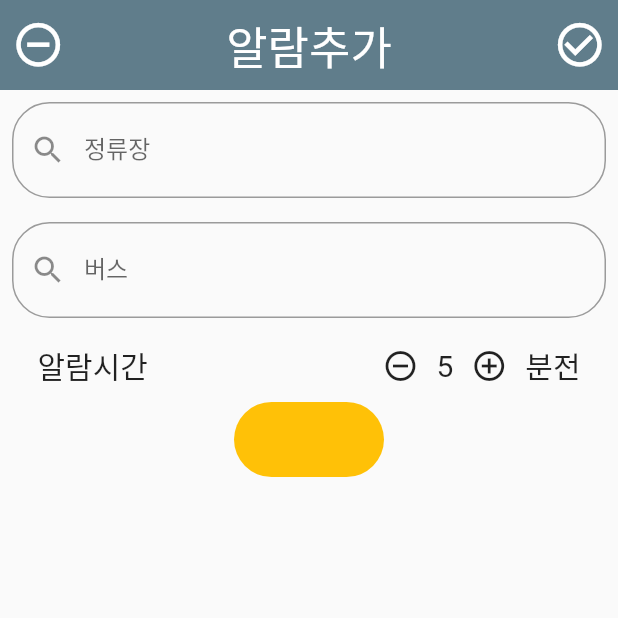
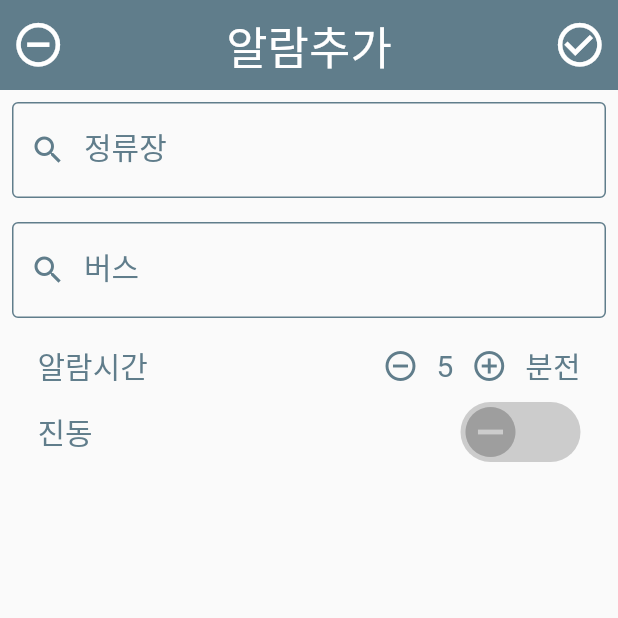
Before and after one commit to insung625/Dongtan_Bus_Alarm_V1, a Flutter app: the AlarmSetPage screen opened by its route, on a phone screen of 412 x 824 dp, the top half of it. Run offline on Flutter 3.47's test engine with Material 2 defaults, Android fonts, the phone set to English and light mode, and no system bars; missing offline and left inert: search_widget; Roboto replaces fonts that are missing (Godo).

Commit message:
Basic UI of alarm_set_page is changed

```diff
--- a/lib/ui/alarm_set_page.dart
+++ b/lib/ui/alarm_set_page.dart
@@ -1,4 +1,5 @@
 import 'package:flutter/material.dart';
+import 'package:search_widget/search_widget.dart';
 
 class AlarmSetPage extends StatefulWidget {
   @override
@@ -87,7 +88,10 @@ class _AlarmBodyState extends State<AlarmBody> {
 
   bool _togglevalue = false;
   var _numMinutes = 5;
+  FocusNode _focusNodeStation = FocusNode();
+  FocusNode _focusNodeBus = FocusNode();
 
+  Color _mainColor = Colors.blueGrey;
 
   @override
   Widget build(BuildContext context) {
@@ -101,16 +105,29 @@ class _AlarmBodyState extends State<AlarmBody> {
         Padding(
            padding: const EdgeInsets.all(8),
            child: TextField(
+             focusNode: _focusNodeStation,
              onChanged: (value) {
 
              },
              controller: stationController,
              decoration: InputDecoration(
-               prefixIcon: Icon(Icons.search),
+               prefixIcon: Icon(Icons.search, color: _mainColor,),
                labelText: "정류장",
                hintText: "정류장명",
-               border: OutlineInputBorder(
-                 borderRadius: BorderRadius.all(Radius.circular(25)),
+               labelStyle: TextStyle(
+                  fontFamily: 'Godo',
+                  fontSize: 20,
+                  color: _mainColor
+               ),
+               enabledBorder: OutlineInputBorder(
+                 borderSide: BorderSide(
+                   color: _mainColor
+                 )
+               ),
+               focusedBorder: OutlineInputBorder(
+                 borderSide: BorderSide(
+                   color: _mainColor
+                 )
                )
              ),
            ),
@@ -124,12 +141,24 @@ class _AlarmBodyState extends State<AlarmBody> {
             },
             controller: busController,
             decoration: InputDecoration(
-              prefixIcon: Icon(Icons.search),
+              prefixIcon: Icon(Icons.search, color: _mainColor),
               labelText: "버스",
               hintText: "번호",
-              border: OutlineInputBorder(
-                borderRadius: BorderRadius.all(Radius.circular(25)),
-              )
+              labelStyle: TextStyle(
+                  fontFamily: 'Godo',
+                  fontSize: 20,
+                  color: _mainColor
+               ),
+               enabledBorder: OutlineInputBorder(
+                 borderSide: BorderSide(
+                   color: _mainColor
+                 )
+               ),
+               focusedBorder: OutlineInputBorder(
+                 borderSide: BorderSide(
+                   color: _mainColor
+                 )
+               )
             ),
 
           ),
@@ -146,19 +175,12 @@ class _AlarmBodyState extends State<AlarmBody> {
                   style: TextStyle(
                     fontFamily: 'Godo',
                     fontSize: 20,
+                    color: _mainColor
                   ),
                 )
               ),
-              // Text(
-              //   '도착',
-              //   style: TextStyle(
-              //       fontFamily: 'Godo',
-              //       fontSize: 20,
-              //     ),
-
-              // ),
               IconButton(
-                icon: Icon(Icons.remove_circle_outline),
+                icon: Icon(Icons.remove_circle_outline, color: _mainColor),
                 onPressed: () {
                   setState(() {
                     _numMinutes--;
@@ -170,10 +192,11 @@ class _AlarmBodyState extends State<AlarmBody> {
                 style: TextStyle(
                     fontFamily: 'Godo',
                     fontSize: 20,
+                    color: _mainColor
                   ),
               ),
               IconButton(
-                icon: Icon(Icons.add_circle_outline),
+                icon: Icon(Icons.add_circle_outline, color: _mainColor),
                 onPressed: () {
                   setState(() {
                     _numMinutes++;
@@ -185,19 +208,65 @@ class _AlarmBodyState extends State<AlarmBody> {
                 style: TextStyle(
                     fontFamily: 'Godo',
                     fontSize: 20,
+                    color: _mainColor
                   ),
               ),
             ]
           ),
         ),
         //토글 스위치 이용한 진동/알람
-        AnimatedContainer(
-          duration: Duration(milliseconds: 500),
-          width: 100,
-          height: 50,
-          decoration: BoxDecoration(
-            borderRadius: BorderRadius.circular(25),
-            color: _togglevalue ? Colors.teal : Colors.amber
+        Padding(
+          padding: EdgeInsets.symmetric(horizontal: 25.0),
+          child: Row(
+            children: <Widget>[
+              Expanded(
+                flex: 2,
+                child: Text(
+                  '진동',
+                  style: TextStyle(
+                        fontFamily: 'Godo',
+                        fontSize: 20,
+                        color: _mainColor
+                      ),
+                ),
+              ),
+              AnimatedContainer(
+                duration: Duration(milliseconds: 500),
+                width: 80,
+                height: 40,
+                decoration: BoxDecoration(
+                  borderRadius: BorderRadius.circular(25),
+                  color: _togglevalue ? Colors.greenAccent[100].withOpacity(0.5) : Colors.grey.withOpacity(0.5),
+                ),
+                child: Stack(
+                  children: <Widget>[
+                    AnimatedPositioned(
+                      duration: Duration(milliseconds: 500),
+                      curve: Curves.easeIn,
+                      top: 0,
+                      left: _togglevalue ? 40 : 0,
+                      right: _togglevalue ? 0 : 40,
+                      child: InkWell( //inkwell 실제 버튼처럼 동작하게 해줌.
+                        onTap: (){
+                          setState(() {
+                            _togglevalue = !_togglevalue;
+                          });
+                        },
+                        child: AnimatedSwitcher(
+                           duration: Duration(milliseconds: 500),
+                           transitionBuilder: (Widget child, Animation<double> animation){
+                             return RotationTransition(child: child, turns: animation);
+                           },
+                           child: _togglevalue ?
+                           Icon(Icons.check_circle, color: Colors.green, size: 40, key: UniqueKey()) :
+                           Icon(Icons.remove_circle, color: Colors.grey, size: 40, key: UniqueKey()),
+                        ),
+                      ),
+                    )
+                  ],
+                ),
+              ),
+            ],
           ),
         ),
 
--- a/pubspec.yaml
+++ b/pubspec.yaml
@@ -19,6 +19,7 @@ environment:
 dependencies:
   flutter:
     sdk: flutter
+  search_widget: ^1.0.0
 
   # The following adds the Cupertino Icons font to your application.
   # Use with the CupertinoIcons class for iOS style icons.
```
Also changed, not shown: pubspec.lock, 3 other files.
